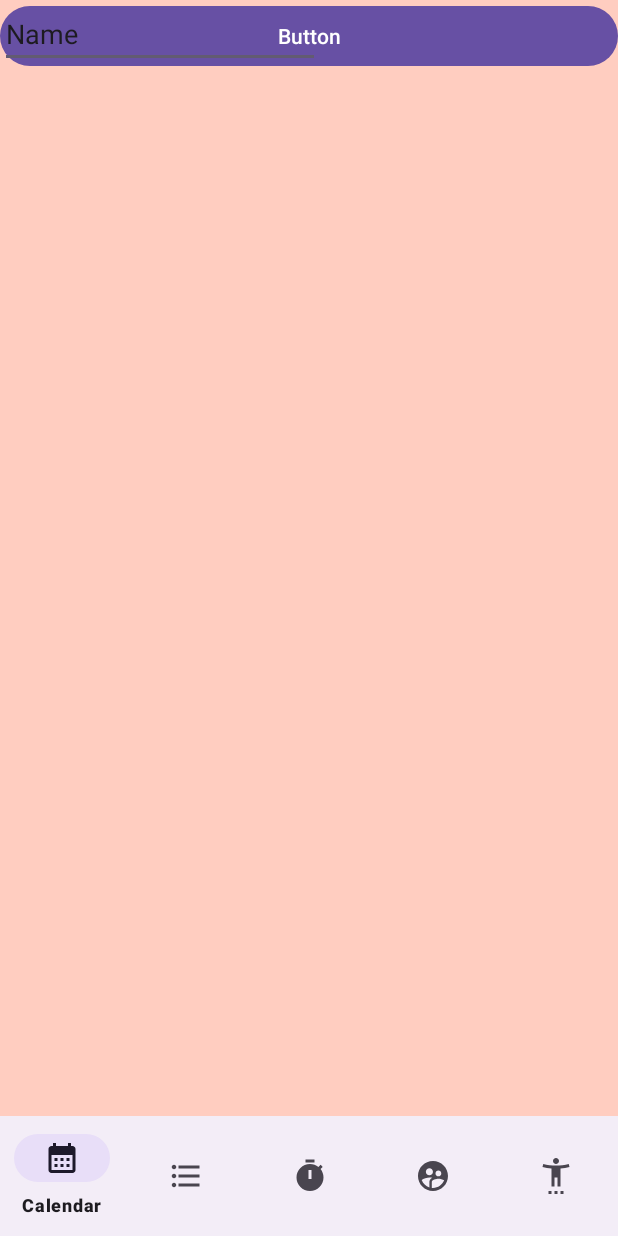
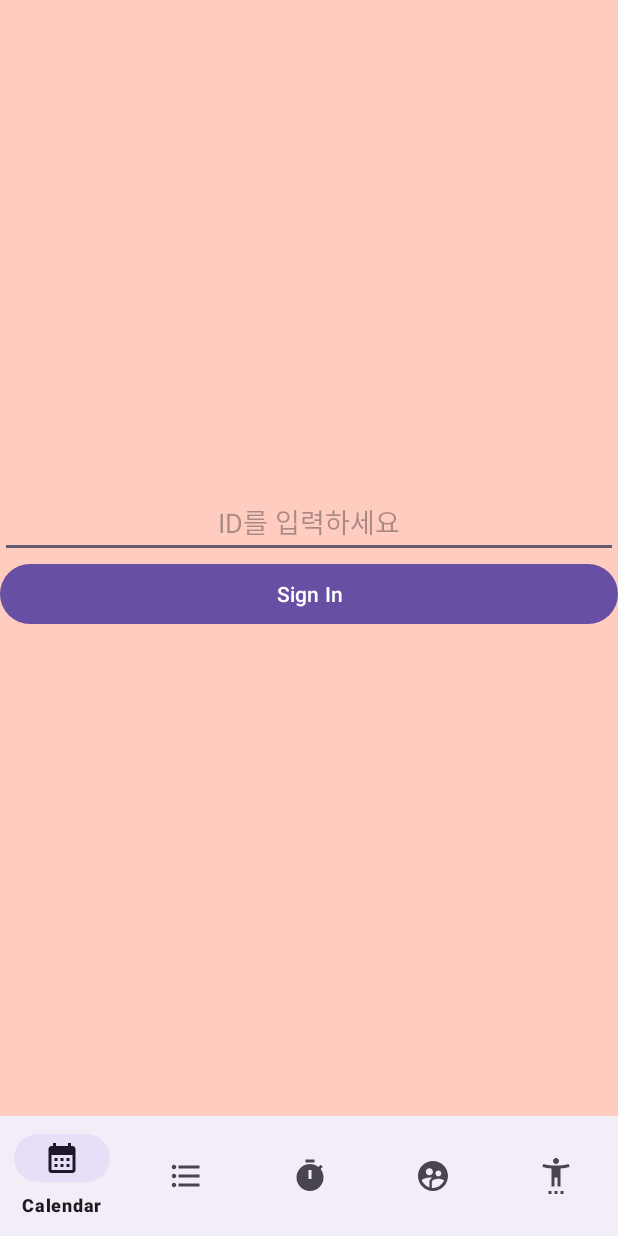
Before and after one commit to BradleyRyu/oop, an Android app: the screen it shows after launch (MainActivity), on a phone screen of 412 x 824 dp. Run offline under Robolectric (Android 15) with nearby library versions, the phone set to English and light mode, and no system bars; our stand-ins replace navigation-ui.

Commit message:
로그인 화면 좀 이쁘게 만들어봤구요 리스트 정렬한 채로 파이어베이스에 올리도록 수정했습니다!

```diff
--- a/MyProjectApplication/app/src/main/java/com/example/myprojectapplication/CalendarFragment.kt
+++ b/MyProjectApplication/app/src/main/java/com/example/myprojectapplication/CalendarFragment.kt
@@ -7,9 +7,12 @@ import android.view.LayoutInflater
 import android.view.View
 import android.view.ViewGroup
 import androidx.annotation.RequiresApi
+import androidx.fragment.app.activityViewModels
+import androidx.lifecycle.ViewModel
 import androidx.navigation.fragment.findNavController
 import androidx.recyclerview.widget.LinearLayoutManager
 import com.example.myprojectapplication.databinding.FragmentCalendarBinding
+import com.example.myprojectapplication.viewmodel.TodoViewModel
 import java.time.LocalDate
 import java.time.LocalDateTime
 import java.util.Calendar
@@ -17,6 +20,7 @@ import java.util.Calendar
 class CalendarFragment : Fragment() {
 
     var binding: FragmentCalendarBinding? = null
+    val viewModel: TodoViewModel by activityViewModels()
 
     // fragment가 생성될 당시 실행될 코드 ( 화면 구성 )
     override fun onCreate(savedInstanceState: Bundle?) {
--- a/MyProjectApplication/app/src/main/java/com/example/myprojectapplication/TodoAdapter.kt
+++ b/MyProjectApplication/app/src/main/java/com/example/myprojectapplication/TodoAdapter.kt
@@ -30,12 +30,12 @@ class TodoAdapter(val todoList: MutableList<TodoList>): RecyclerView.Adapter<Tod
         fun bind(todolist: TodoList) {
             binding.txtTodo.text = todolist.thing_Todo
             binding.txtDate.text = "${todolist.year_Todo.toString()}년 ${todolist.month_Todo.toString()}월 ${todolist.day_Todo.toString()}일"
+            binding.txtDoneCycle.text = todolist.time_Todo.toString()
         }
 
     }
     fun removeList(position: Int) {
         todoList.removeAt(position)
         notifyItemRemoved(position)
-        Log.d("TodoFragment", "Item removed. New item count: ${todoList.size}")
     }
 }
--- a/MyProjectApplication/app/src/main/java/com/example/myprojectapplication/repository/UserRepository.kt
+++ b/MyProjectApplication/app/src/main/java/com/example/myprojectapplication/repository/UserRepository.kt
@@ -30,15 +30,11 @@ class UserRepository {
             }
         })
     }
-    fun addTodoItem(id: String, newItem: TodoList) {
+    fun updateTodoItem(id: String, updatedTodoList: MutableList<TodoList>) {
         userRef.child(id).child("todo").addListenerForSingleValueEvent(object : ValueEventListener {
             override fun onDataChange(snapshot: DataSnapshot) {
-                val currentTodoList = snapshot.getValue<List<TodoList>>() ?: emptyList()
-                val updatedTodoList = currentTodoList.toMutableList()
-                updatedTodoList.add(newItem)
                 userRef.child(id).child("todo").setValue(updatedTodoList)
             }
-
             override fun onCancelled(error: DatabaseError) {
                 // 에러 처리
             }
--- a/MyProjectApplication/app/src/main/java/com/example/myprojectapplication/viewmodel/FriendsViewModels.kt
+++ b/MyProjectApplication/app/src/main/java/com/example/myprojectapplication/viewmodel/FriendsViewModels.kt
@@ -27,8 +27,8 @@ class TodoViewModel : ViewModel() {
     }
 
     // 할일 항목 추가
-    fun addTodoItem(id: String, newItem: TodoList) {
-        todoRepository.addTodoItem(id, newItem)
+    fun updateTodoItem(id: String, newItem: MutableList<TodoList>) {
+        todoRepository.updateTodoItem(id, newItem)
     }
 
     // 할일 항목 제거
--- a/MyProjectApplication/app/src/main/res/layout/fragment_login.xml
+++ b/MyProjectApplication/app/src/main/res/layout/fragment_login.xml
@@ -9,22 +9,28 @@
 
     <!-- TODO: Update blank fragment layout -->
 
-    <Button
-        android:id="@+id/btn_login"
+    <LinearLayout
         android:layout_width="match_parent"
-        android:layout_height="0dp"
-        android:text="Button"
-        tools:layout_editor_absoluteX="164dp"
-        tools:layout_editor_absoluteY="208dp" />
+        android:layout_height="wrap_content"
+        android:orientation="vertical"
+        app:layout_constraintBottom_toBottomOf="parent"
+        app:layout_constraintTop_toTopOf="parent"
+        tools:layout_editor_absoluteX="1dp">
 
-    <EditText
-        android:id="@+id/input_id"
-        android:layout_width="wrap_content"
-        android:layout_height="wrap_content"
-        android:ems="10"
-        android:inputType="text"
-        android:text="Name"
-        tools:layout_editor_absoluteX="28dp"
-        tools:layout_editor_absoluteY="103dp" />
+        <EditText
+            android:id="@+id/input_id"
+            android:layout_width="match_parent"
+            android:layout_height="wrap_content"
+            android:ems="10"
+            android:hint="ID를 입력하세요"
+            android:inputType="text"
+            android:textAlignment="center" />
+
+        <Button
+            android:id="@+id/btn_login"
+            android:layout_width="match_parent"
+            android:layout_height="wrap_content"
+            android:text="Sign In" />
+    </LinearLayout>
 
 </androidx.constraintlayout.widget.ConstraintLayout>
```
Also changed, not shown: MyProjectApplication/app/src/main/java/com/example/myprojectapplication/TodoFragment.kt (+4 -7 lines), MyProjectApplication/app/src/main/res/layout/list_todo.xml (+4 -4 lines).
